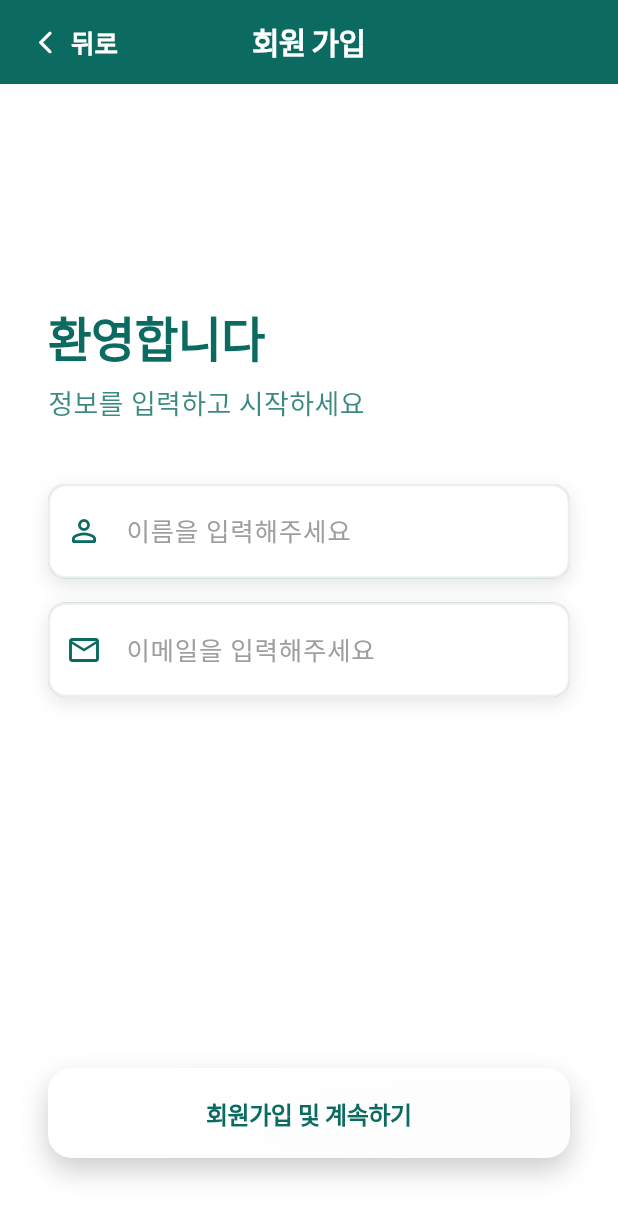
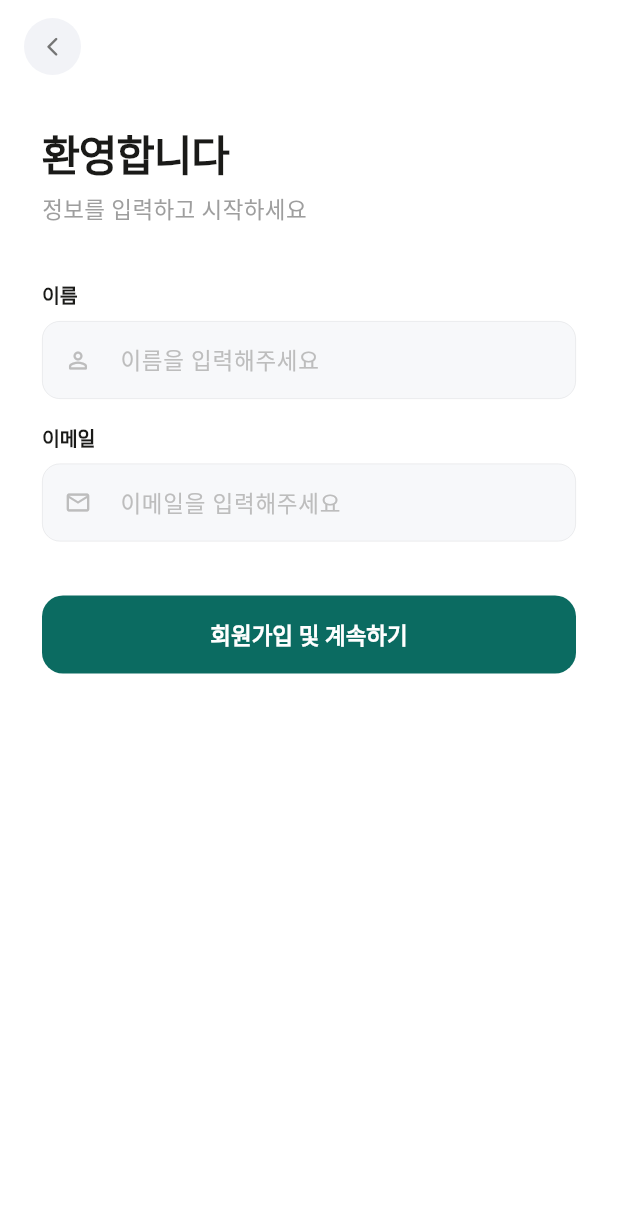
Before and after one commit to naim-kim/tremor_test_FE, a Flutter app: the SignupScreen screen opened directly, on a phone screen of 412 x 824 dp. Shown: the top 1218 px of the screen. Run offline on Flutter 3.47's test engine with Material 3 defaults, Android fonts, the phone set to English and light mode, and no system bars; our stand-ins replace flutter_dotenv, hive, hive_flutter, shared_preferences; missing offline and left inert: scidart; accounts and stored records are empty.

Commit message:
refactor(ui/signup): visual refresh (no behavior change)

```diff
--- a/lib/screens/signup_screen.dart
+++ b/lib/screens/signup_screen.dart
@@ -18,14 +18,6 @@ class SignupScreen extends StatefulWidget {
 }
 
 class _SignupScreenState extends State<SignupScreen> {
-  // Design Constants
-  static const _gradientColors = [AppColors.teal800, AppColors.teal600];
-  static const _primaryColor = AppColors.teal800;
-  static const _horizontalPadding = 32.0;
-  static const _borderRadius = 16.0;
-  static const _buttonHeight = 60.0;
-
-  // Form State
   final _formKey = GlobalKey<FormState>();
   final _nameController = TextEditingController();
   final _emailController = TextEditingController();
@@ -48,109 +40,64 @@ class _SignupScreenState extends State<SignupScreen> {
   @override
   Widget build(BuildContext context) {
     return Scaffold(
-      extendBodyBehindAppBar: true,
-      appBar: _buildAppBar(),
-      body: Container(
-        color: Colors.white,
-        child: SafeArea(
-          child: _buildForm(),
+      backgroundColor: Colors.white,
+      body: SafeArea(
+        child: Column(
+          crossAxisAlignment: CrossAxisAlignment.start,
+          children: [
+            // ── Nav bar ──────────────────────────────────────────────
+            Padding(
+              padding: const EdgeInsets.fromLTRB(16, 12, 16, 0),
+              child: GestureDetector(
+                onTap: () => Navigator.of(context).pop(),
+                child: Container(
+                  width: 38,
+                  height: 38,
+                  decoration: BoxDecoration(
+                    color: const Color(0xFFF2F3F7),
+                    shape: BoxShape.circle,
                   ),
-      ),
-    );
-  }
-
-  PreferredSizeWidget _buildAppBar() {
-    return AppBar(
-      backgroundColor: AppColors.teal800,
-      elevation: 0,
-      leadingWidth: 100,
-      leading: TextButton.icon(
-        onPressed: () => Navigator.of(context).pop(),
-        style: TextButton.styleFrom(
-          foregroundColor: Colors.white,
-          minimumSize: const Size(0, 52),
-          padding: const EdgeInsets.symmetric(horizontal: 12),
-        ),
-        icon: const Icon(Icons.arrow_back_ios_new_rounded),
-        label: const Text('뒤로'),
-      ),
-      titleSpacing: 0,
-      title: const Text(
-        '회원 가입',
-        style: TextStyle(
-          color: Colors.white,
-          fontWeight: FontWeight.w600,
-          letterSpacing: -0.5,
-        ),
-      ),
-      centerTitle: true,
-    );
-  }
-
-  Widget _buildForm() {
-    return LayoutBuilder(
-      builder: (context, constraints) {
-        return SingleChildScrollView(
-          child: Padding(
-            padding: const EdgeInsets.all(_horizontalPadding),
-            child: ConstrainedBox(
-              constraints: BoxConstraints(
-                minHeight: constraints.maxHeight - (_horizontalPadding * 2),
-              ),
-              child: IntrinsicHeight(
-                child: Form(
-                  key: _formKey,
-                  child: Column(
-                    crossAxisAlignment: CrossAxisAlignment.stretch,
-                    children: [
-                      const Spacer(),
-                      _buildWelcomeText(),
-                      const SizedBox(height: 40),
-                      _buildNameField(),
-                      const SizedBox(height: 16),
-                      _buildEmailField(),
-                      const Spacer(flex: 2),
-                      const SizedBox(height: 20),
-                      _buildSubmitButton(),
-                      const SizedBox(height: 20),
-                    ],
+                  child: Icon(
+                    Icons.arrow_back_ios_new_rounded,
+                    size: 15,
+                    color: Colors.grey[600],
                   ),
                 ),
               ),
             ),
-          ),
-        );
-      },
-    );
-  }
 
-  Widget _buildWelcomeText() {
-    return Column(
+            Expanded(
+              child: SingleChildScrollView(
+                padding: const EdgeInsets.fromLTRB(28, 32, 28, 28),
+                child: Form(
+                  key: _formKey,
+                  child: Column(
                     crossAxisAlignment: CrossAxisAlignment.start,
                     children: [
                       const Text(
                         '환영합니다',
                         style: TextStyle(
-            fontSize: 32,
-            fontWeight: FontWeight.bold,
-            color: AppColors.teal800,
-            letterSpacing: -0.5,
+                          fontSize: 28,
+                          fontWeight: FontWeight.w700,
+                          color: Color(0xFF1A1A18),
+                          letterSpacing: -0.8,
                         ),
                       ),
-        const SizedBox(height: 8),
+                      const SizedBox(height: 6),
                       Text(
                         '정보를 입력하고 시작하세요',
                         style: TextStyle(
-            fontSize: 18,
-            color: AppColors.teal800.withOpacity(0.8),
+                          fontSize: 15,
+                          color: Colors.grey[500],
                         ),
                       ),
-      ],
-    );
-  }
 
-  Widget _buildNameField() {
-    return _CustomTextField(
+                      const SizedBox(height: 36),
+
+                      // ── Name field ─────────────────────────────────
+                      _FieldLabel(label: '이름'),
+                      const SizedBox(height: 8),
+                      _CustomTextField(
                         controller: _nameController,
                         hint: '이름을 입력해주세요',
                         icon: Icons.person_outline_rounded,
@@ -160,11 +107,14 @@ class _SignupScreenState extends State<SignupScreen> {
                           }
                           return null;
                         },
-    );
-  }
+                      ),
 
-  Widget _buildEmailField() {
-    return _CustomTextField(
+                      const SizedBox(height: 16),
+
+                      // ── Email field ────────────────────────────────
+                      _FieldLabel(label: '이메일'),
+                      const SizedBox(height: 8),
+                      _CustomTextField(
                         controller: _emailController,
                         hint: '이메일을 입력해주세요',
                         icon: Icons.email_outlined,
@@ -178,51 +128,48 @@ class _SignupScreenState extends State<SignupScreen> {
                           }
                           return null;
                         },
-    );
-  }
+                      ),
 
-  Widget _buildSubmitButton() {
-    return Container(
-      height: _buttonHeight,
-      decoration: BoxDecoration(
-        gradient: LinearGradient(
-          colors: [Colors.white, Colors.white.withOpacity(0.95)],
-        ),
-        borderRadius: BorderRadius.circular(_borderRadius),
-        boxShadow: [
-          BoxShadow(
-            color: Colors.black.withOpacity(0.2),
-            blurRadius: 15,
-            offset: const Offset(0, 8),
-          ),
-        ],
-      ),
+                      const SizedBox(height: 36),
+
+                      // ── Submit ─────────────────────────────────────
+                      SizedBox(
+                        width: double.infinity,
+                        height: 52,
                         child: ElevatedButton(
                           onPressed: _isSubmitting ? null : _submit,
                           style: ElevatedButton.styleFrom(
-          backgroundColor: Colors.transparent,
-          shadowColor: Colors.transparent,
+                            backgroundColor: AppColors.teal800,
+                            foregroundColor: Colors.white,
+                            disabledBackgroundColor:
+                                AppColors.teal800.withOpacity(0.3),
+                            elevation: 0,
                             shape: RoundedRectangleBorder(
-            borderRadius: BorderRadius.circular(_borderRadius),
+                                borderRadius: BorderRadius.circular(14)),
+                            textStyle: const TextStyle(
+                              fontSize: 15,
+                              fontWeight: FontWeight.w600,
                             ),
                           ),
                           child: _isSubmitting
                               ? const SizedBox(
-                height: 24,
-                width: 24,
+                                  height: 20,
+                                  width: 20,
                                   child: CircularProgressIndicator(
-                  strokeWidth: 2.5,
-                  valueColor: AlwaysStoppedAnimation<Color>(_primaryColor),
+                                    strokeWidth: 2,
+                                    valueColor: AlwaysStoppedAnimation<Color>(
+                                        Colors.white),
                                   ),
                                 )
-            : const Text(
-                '회원가입 및 계속하기',
-                style: TextStyle(
-                  fontSize: 16,
-                  fontWeight: FontWeight.w600,
-                  color: _primaryColor,
-                  letterSpacing: -0.3,
+                              : const Text('회원가입 및 계속하기'),
                         ),
+                      ),
+                    ],
+                  ),
+                ),
+              ),
+            ),
+          ],
         ),
       ),
     );
@@ -230,30 +177,23 @@ class _SignupScreenState extends State<SignupScreen> {
 
   Future<void> _submit() async {
     if (!_formKey.currentState!.validate()) return;
-
     setState(() => _isSubmitting = true);
-
     try {
       final userProvider = Provider.of<UserProvider>(context, listen: false);
       final apiClient = Provider.of<ApiClient>(context, listen: false);
-
       await userProvider.loginAndSync(
         name: _nameController.text.trim(),
         email: _emailController.text.trim(),
         loginProvider: _provider,
         apiClient: apiClient,
       );
-
       if (!mounted) return;
-
       Navigator.of(context).pushAndRemoveUntil(
         MaterialPageRoute(builder: (_) => const HomeScreen()),
         (route) => false,
       );
     } catch (e) {
       if (!mounted) return;
-
-      // Parse error message
       String errorMessage = '회원가입 실패';
       if (e.toString().contains('409') ||
           e.toString().contains('already exists')) {
@@ -262,32 +202,24 @@ class _SignupScreenState extends State<SignupScreen> {
           e.toString().contains('connection')) {
         errorMessage = '네트워크 연결을 확인해주세요';
       }
-
       _showErrorSnackBar(errorMessage);
     } finally {
-      if (mounted) {
-        setState(() => _isSubmitting = false);
-      }
+      if (mounted) setState(() => _isSubmitting = false);
     }
   }
 
   void _showErrorSnackBar(String message) {
-    // Dismiss keyboard to make room for SnackBar
     FocusScope.of(context).unfocus();
-
-    // Small delay to allow keyboard to dismiss
     Future.delayed(const Duration(milliseconds: 100), () {
       if (!mounted) return;
-
       ScaffoldMessenger.of(context).showSnackBar(
         SnackBar(
           content: Text(message),
-          backgroundColor: AppColors.error600,
+          backgroundColor: Colors.red.shade600,
           behavior: SnackBarBehavior.floating,
           margin: const EdgeInsets.only(bottom: 20, left: 16, right: 16),
-          shape: RoundedRectangleBorder(
-            borderRadius: BorderRadius.circular(12),
-          ),
+          shape:
+              RoundedRectangleBorder(borderRadius: BorderRadius.circular(12)),
           duration: const Duration(seconds: 3),
         ),
       );
@@ -295,7 +227,28 @@ class _SignupScreenState extends State<SignupScreen> {
   }
 }
 
-// Custom Text Field Widget
+// ── Field label ───────────────────────────────────────────────────────────────
+
+class _FieldLabel extends StatelessWidget {
+  final String label;
+  const _FieldLabel({required this.label});
+
+  @override
+  Widget build(BuildContext context) {
+    return Text(
+      label,
+      style: const TextStyle(
+        fontSize: 13,
+        fontWeight: FontWeight.w600,
+        color: Color(0xFF1A1A18),
+        letterSpacing: -0.1,
+      ),
+    );
+  }
+}
+
+// ── Text field ────────────────────────────────────────────────────────────────
+
 class _CustomTextField extends StatelessWidget {
   final TextEditingController controller;
   final String hint;
@@ -311,94 +264,67 @@ class _CustomTextField extends StatelessWidget {
     this.validator,
   });
 
-  static const _borderRadius = 12.0;
-
   @override
   Widget build(BuildContext context) {
     return FormField<String>(
       validator: (_) => validator?.call(controller.text),
       builder: (FormFieldState<String> field) {
         final hasError = field.hasError;
-
         return Column(
           crossAxisAlignment: CrossAxisAlignment.start,
           children: [
-            Container(
-              decoration: BoxDecoration(
-                color: AppColors.teal800,
-                borderRadius: BorderRadius.circular(_borderRadius),
-                boxShadow: [
-                  BoxShadow(
-                    color: Colors.black.withOpacity(0.1),
-                    blurRadius: 10,
-                    offset: const Offset(0, 4),
-                  ),
-                ],
-              ),
-              child: TextFormField(
+            TextFormField(
               controller: controller,
               keyboardType: keyboardType,
-                onChanged: (value) => field.didChange(value),
+              onChanged: (v) => field.didChange(v),
               style: const TextStyle(
-                  fontSize: 18,
-                  fontWeight: FontWeight.w500,
-                  color: Colors.black,
+                fontSize: 15,
+                color: Color(0xFF1A1A18),
               ),
               decoration: InputDecoration(
                 hintText: hint,
-                  hintStyle: TextStyle(
-                    fontSize: 17,
-                    color: hasError ? AppColors.error600 : Colors.grey.shade500,
-                  ),
+                hintStyle: TextStyle(fontSize: 15, color: Colors.grey[400]),
                 prefixIcon: Icon(
                   icon,
-                    color: hasError ? AppColors.error600 : AppColors.teal800,
+                  size: 18,
+                  color: hasError ? Colors.red.shade400 : Colors.grey[400],
                 ),
-                  suffixIcon: hasError
-                      ? const Icon(Icons.error_outline,
-                          color: AppColors.error600)
-                      : null,
+                filled: true,
+                fillColor: const Color(0xFFF7F8FA),
+                contentPadding:
+                    const EdgeInsets.symmetric(horizontal: 16, vertical: 14),
                 border: OutlineInputBorder(
-                    borderRadius: BorderRadius.circular(_borderRadius),
+                  borderRadius: BorderRadius.circular(12),
                   borderSide: BorderSide.none,
                 ),
                 enabledBorder: OutlineInputBorder(
-                    borderRadius: BorderRadius.circular(_borderRadius),
+                  borderRadius: BorderRadius.circular(12),
                   borderSide: hasError
-                        ? const BorderSide(color: AppColors.error600, width: 2)
-                        : BorderSide(color: Colors.grey.shade200, width: 1.5),
+                      ? BorderSide(color: Colors.red.shade300, width: 1)
+                      : BorderSide(
+                          color: Colors.black.withOpacity(0.07), width: 0.5),
                 ),
                 focusedBorder: OutlineInputBorder(
-                    borderRadius: BorderRadius.circular(_borderRadius),
+                  borderRadius: BorderRadius.circular(12),
                   borderSide: BorderSide(
-                      color: hasError ? AppColors.error600 : AppColors.teal400,
-                      width: 2,
-                    ),
-                  ),
-                  filled: true,
-                  fillColor: Colors.white,
-                  contentPadding: const EdgeInsets.symmetric(
-                    horizontal: 20,
-                    vertical: 18,
+                    color: hasError ? Colors.red.shade400 : AppColors.teal800,
+                    width: 1.5,
                   ),
                 ),
               ),
             ),
             if (hasError) ...[
-              const SizedBox(height: 10),
+              const SizedBox(height: 6),
               Row(
                 children: [
-                  const Icon(Icons.error_outline,
-                      size: 18, color: AppColors.error600),
-                  const SizedBox(width: 6),
-                  Expanded(
-                    child: Text(
+                  Icon(Icons.error_outline,
+                      size: 14, color: Colors.red.shade400),
+                  const SizedBox(width: 5),
+                  Text(
                     field.errorText ?? '',
-                      style: const TextStyle(
-                        fontSize: 15,
-                        fontWeight: FontWeight.w600,
-                        color: AppColors.error600,
-                      ),
+                    style: TextStyle(
+                      fontSize: 12,
+                      color: Colors.red.shade400,
                     ),
                   ),
                 ],
```
Lines whose indentation alone changed are shown as unchanged.
